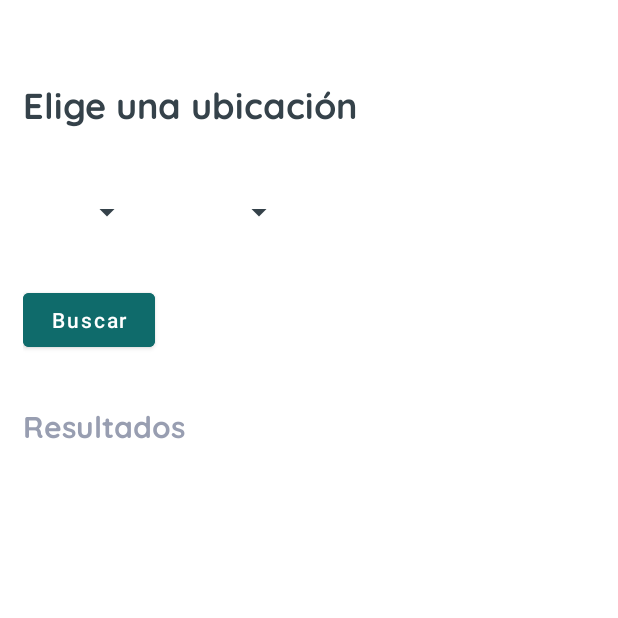
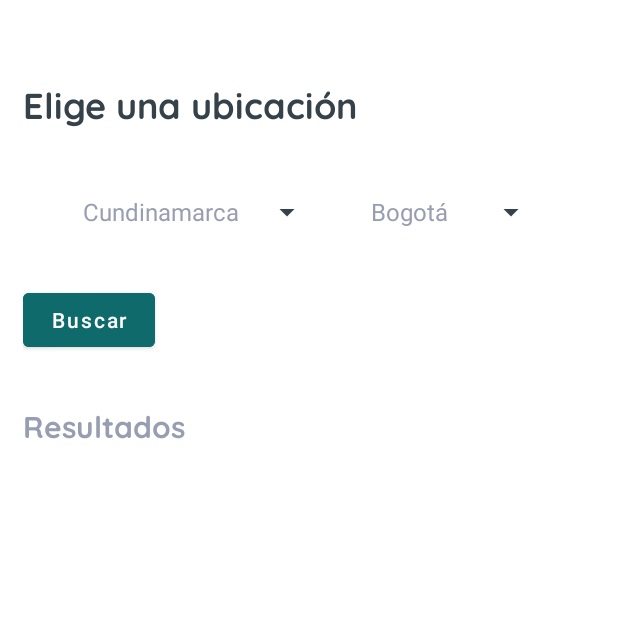
Before and after one commit to IntroCompuMovil202230/Agrari, an Android app: the HomeActivity screen opened directly, with no data from a screen before it, after a tap on "Por ubicación", on a phone screen of 412 x 824 dp, the top half of it. Run offline under Robolectric (Android 15) with nearby library versions, the phone set to English and light mode, and no system bars; Roboto replaces fonts that are not available here.

Commit message:
Add the info for the spinners

```diff
--- a/app/src/main/AndroidManifest.xml
+++ b/app/src/main/AndroidManifest.xml
@@ -13,6 +13,12 @@
         android:supportsRtl="true"
         android:theme="@style/Theme.Agrari"
         tools:targetApi="31">
+        <activity
+            android:name=".CategoryResultActivity"
+            android:exported="false" />
+        <activity
+            android:name=".AdvanceSearchActivity"
+            android:exported="false" />
         <activity
             android:name=".SearchByMetrajeActivity"
             android:exported="false" />
--- a/app/src/main/java/com/example/agrari/HomeActivity.kt
+++ b/app/src/main/java/com/example/agrari/HomeActivity.kt
@@ -11,17 +11,23 @@ class HomeActivity : AppCompatActivity() {
 
     lateinit var locationButton: Button
     lateinit var metrajeButton: Button
+    lateinit var advanceSearchButton: Button
 
     override fun onCreate(savedInstanceState: Bundle?) {
         super.onCreate(savedInstanceState)
         setContentView(R.layout.activity_home)
         locationButton= findViewById(R.id.porUbicacion)
         metrajeButton= findViewById(R.id.porMetraje)
+        advanceSearchButton= findViewById(R.id.busqAvanzada)
+
         locationButton.setOnClickListener(View.OnClickListener {
             startActivity(Intent(this, SearchByLocationActivity::class.java))
         })
         metrajeButton.setOnClickListener(View.OnClickListener {
             startActivity(Intent(this, SearchByMetrajeActivity::class.java))
         })
+        advanceSearchButton.setOnClickListener(View.OnClickListener {
+            startActivity(Intent(this, AdvanceSearchActivity::class.java))
+        })
     }
 }
--- a/app/src/main/res/layout/activity_search_by_location.xml
+++ b/app/src/main/res/layout/activity_search_by_location.xml
@@ -32,8 +32,10 @@
         android:layout_marginTop="32dp"
         android:backgroundTint="@color/MainGray"
         android:minHeight="48dp"
+        android:theme="@style/spinnerTheme"
         app:layout_constraintStart_toStartOf="parent"
         app:layout_constraintTop_toBottomOf="@+id/textView21"
+        android:entries="@array/departamentos"
         tools:ignore="SpeakableTextPresentCheck" />
 
     <Spinner
@@ -41,8 +43,10 @@
         android:layout_width="wrap_content"
         android:layout_height="wrap_content"
         android:layout_marginTop="32dp"
-        android:layout_marginEnd="200dp"
+        android:layout_marginEnd="32dp"
+        android:theme="@style/spinnerTheme"
         android:backgroundTint="@color/MainGray"
+        android:entries="@array/municipios"
         android:minHeight="48dp"
         app:layout_constraintEnd_toEndOf="parent"
         app:layout_constraintTop_toBottomOf="@+id/textView21"
--- a/app/src/main/res/values/arrays.xml
+++ b/app/src/main/res/values/arrays.xml
@@ -4,4 +4,29 @@
         <item>20000</item>
         <item>40000</item>
     </array>
+    <string-array name="departamentos">
+        <item>Cundinamarca</item>
+        <item>Antioquia</item>
+        <item>Bolivar</item>
+        <item>Córdoba</item>
+        <item>Cesar</item>
+    </string-array>
+    <string-array name="municipios">
+        <item>Bogotá</item>
+        <item>Medellín</item>
+        <item>Cali</item>
+        <item>Cúcuta</item>
+        <item>Pasto</item>
+    </string-array>
+
+    <string-array name="categorias">
+        <item>Manzana</item>
+        <item>Piña</item>
+        <item>Papaya</item>
+        <item>Sandia</item>
+        <item>Cannabis</item>
+        <item>Papa</item>
+        <item>Ciruela</item>
+    </string-array>
+
 </resources>
--- a/app/src/main/res/values/strings.xml
+++ b/app/src/main/res/values/strings.xml
@@ -35,4 +35,6 @@
     <string name="SearchButtonText">Buscar</string>
     <string name="ResultsText">Resultados</string>
     <string name="ChooseMentrajeRangeText">Elige un rango del metraje</string>
+    <string name="AdvanceText">Búsqueda avanzada</string>
+    <string name="CategoryResultText">Resultados de terrenos para la categoría seleccionada</string>
 </resources>
--- a/app/src/main/res/values/styles.xml
+++ b/app/src/main/res/values/styles.xml
@@ -10,4 +10,9 @@
         <item name="colorOnPrimary">@color/white</item>
     </style>
 
+
+    <style name="spinnerTheme">
+        <item name="android:textColor">@color/LightGray</item>
+    </style>
+
 </resources>
```
Also changed, not shown: app/src/main/java/com/example/agrari/AdvanceSearchActivity.kt (added, +11 -0 lines), app/src/main/java/com/example/agrari/CategoryResultActivity.kt (added, +11 -0 lines), app/src/main/res/layout/activity_advance_search.xml (added, +121 -0 lines), app/src/main/res/layout/activity_category_result.xml (added, +37 -0 lines).
